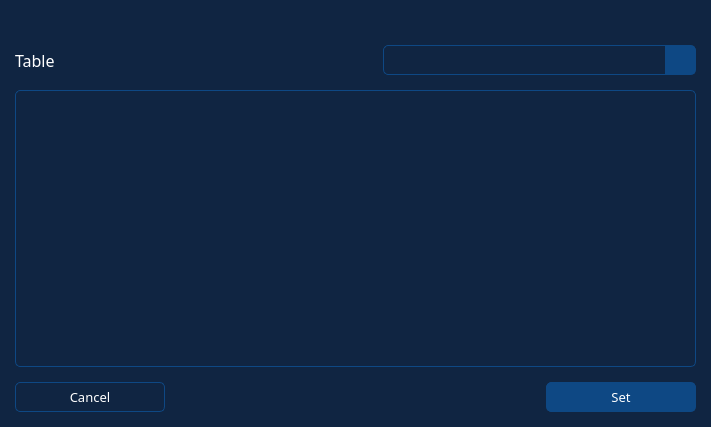
Qt form Admin/Misc/Templates/data_table.ui (ZVDCM/Horace) before a commit.
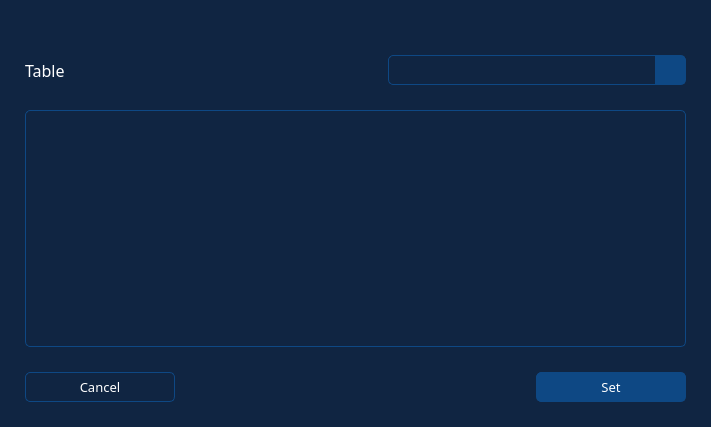
The same form after that commit. Icons and pictures are not drawn.

Commit message: Data Table

```diff
--- a/Admin/Misc/Templates/data_table.ui
+++ b/Admin/Misc/Templates/data_table.ui
@@ -180,21 +180,22 @@
     </widget>
    </item>
    <item>
+    <widget class="QWidget" name="widget" native="true">
     <layout class="QVBoxLayout" name="verticalLayout">
      <property name="spacing">
-      <number>15</number>
+       <number>25</number>
      </property>
      <property name="leftMargin">
-      <number>15</number>
+       <number>25</number>
      </property>
      <property name="topMargin">
-      <number>15</number>
+       <number>25</number>
      </property>
      <property name="rightMargin">
-      <number>15</number>
+       <number>25</number>
      </property>
      <property name="bottomMargin">
-      <number>15</number>
+       <number>25</number>
      </property>
      <item>
       <layout class="QHBoxLayout" name="horizontalLayout">
@@ -386,6 +387,7 @@
       </layout>
      </item>
     </layout>
+    </widget>
    </item>
   </layout>
  </widget>
```
Lines whose indentation alone changed are shown as unchanged. The commit also changes 22 other files.
